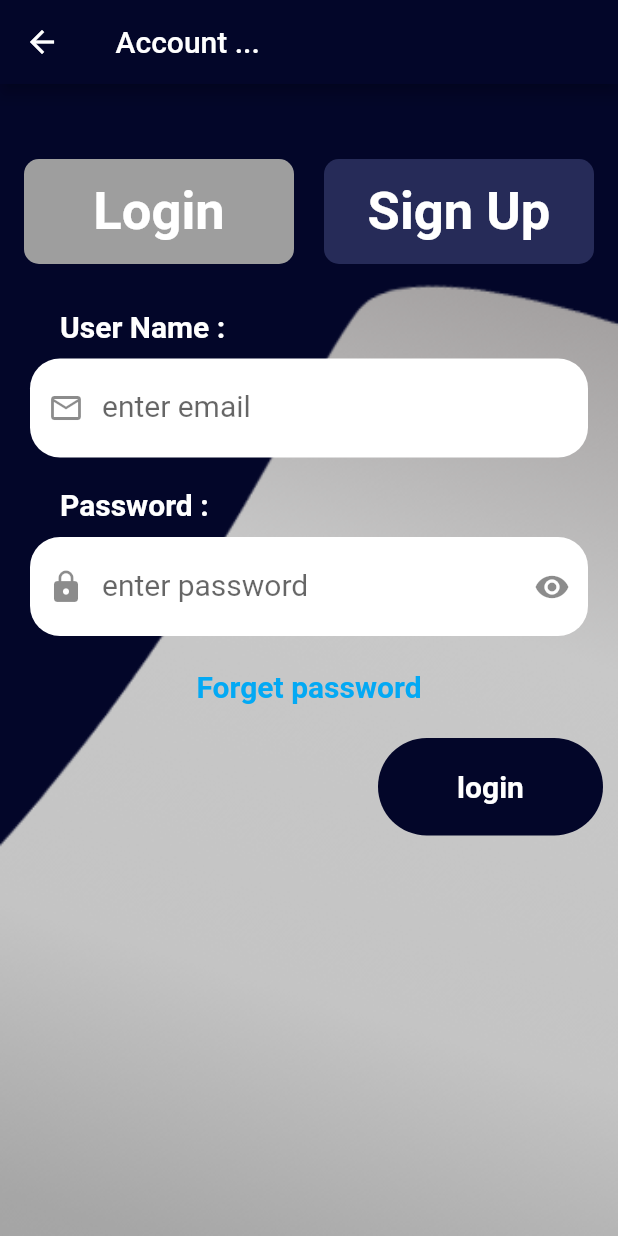
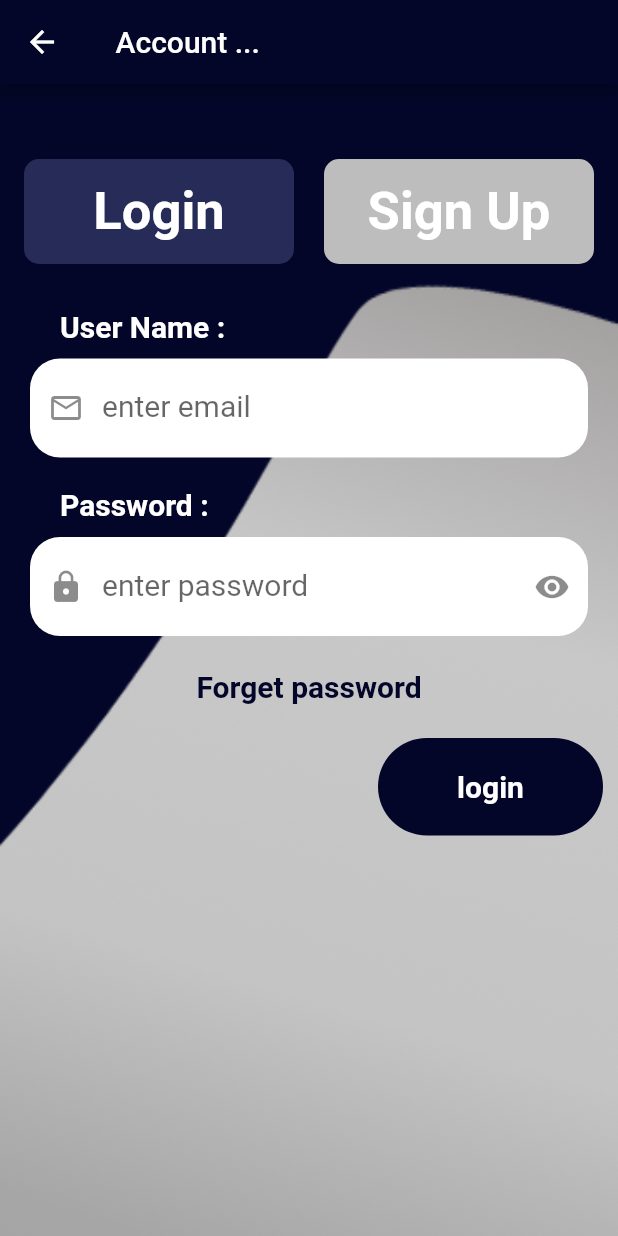
Before and after one commit to Ezz-Eldin-Ayman/LMS, a Flutter app: the LoginScreen screen opened directly with empty values, on a phone screen of 412 x 824 dp. Run offline on Flutter 3.47's test engine with Material 2 defaults, Android fonts, the phone set to English and light mode, and no system bars; our stand-ins replace device_preview, fluttertoast, rflutter_alert; network calls fail.

Commit message:
Final Commit

```diff
--- a/lib/main.dart
+++ b/lib/main.dart
@@ -2,11 +2,14 @@ import 'package:device_preview/device_preview.dart';
 import 'package:flutter/material.dart';
 import 'layouts/start.dart';
 
+
 void main() =>runApp(DevicePreview(builder: (context)=> LMS()));
 class LMS extends StatelessWidget {
+
+
   @override
   Widget build(BuildContext context) {
-    return MaterialApp(
+       return MaterialApp(
       builder: DevicePreview.appBuilder,
       debugShowCheckedModeBanner: false,
       home: Start(),
--- a/lib/moduels/login/chooseccount.dart
+++ b/lib/moduels/login/chooseccount.dart
@@ -82,7 +82,7 @@ class _ChooseAccountState extends State<ChooseAccount> {
                             Container_Button(
                               function: (){
                                 isstudent=false;
-                                Navigator.push(context, MaterialPageRoute(builder:(context){
+                                Navigator.pushReplacement(context, MaterialPageRoute(builder:(context){
                                   return ChooseInstructor(widget.companyname,isstudent);
                                 }));
                               },
@@ -95,7 +95,7 @@ class _ChooseAccountState extends State<ChooseAccount> {
                               function: (){
                                 isstudent=true;
                                 accounttype='student';
-                                Navigator.push(context, MaterialPageRoute(builder:(context){
+                                Navigator.pushReplacement(context, MaterialPageRoute(builder:(context){
                                   return LoginScreen(accounttype: accounttype!,companyname: widget.companyname,isstudent: isstudent,isparent:isparent);
                                 }));
                               },
@@ -107,7 +107,7 @@ class _ChooseAccountState extends State<ChooseAccount> {
                               function: (){
                                 accounttype='parent';
                                 isparent=true;
-                                Navigator.push(context, MaterialPageRoute(builder:(context){
+                                Navigator.pushReplacement(context, MaterialPageRoute(builder:(context){
                                   return LoginScreen(accounttype: accounttype!,companyname: widget.companyname,isstudent: isstudent,isparent: isparent,);
                                 }));
                               },
--- a/lib/moduels/login/chooseinstructor.dart
+++ b/lib/moduels/login/chooseinstructor.dart
@@ -104,7 +104,7 @@ class _ChooseInstructorState extends State<ChooseInstructor> {
                                 accounttype = 'trainer';
                                 Navigator.push(context,
                                     MaterialPageRoute(builder: (context) {
-                                  return LoginScreen(accounttype: accounttype,companyname:  widget.companyname, isstudent: widget.isstudent,isparent:widget.isparent);
+                                  return LoginScreen(accounttype: accounttype,companyname:  widget.companyname,isstudent: widget.isstudent,isparent:widget.isparent);
                                 }));
                               },
                               name: 'Trainer',
--- a/lib/moduels/login/login_screen.dart
+++ b/lib/moduels/login/login_screen.dart
@@ -1,54 +1,61 @@
 import 'package:flutter/material.dart';
+import 'package:flutter/src/widgets/framework.dart';
 import 'package:lms/layouts/chooseuniversty.dart';
+import 'package:lms/moduels/instructor/doctor/maindoctor.dart';
 import 'package:lms/services/post_gettoken.dart';
 import 'package:lms/services/post_signup.dart';
 import 'package:lms/shared/components/components.dart';
-import 'package:lms/helper/api.dart' as ap;
-
-
 
 class LoginScreen extends StatefulWidget {
   String? accounttype;
   String? companyname;
   bool? isstudent;
   bool? isparent;
-  late final bool? isLogin;
   LoginScreen({
     this.accounttype,
     this.companyname,
     this.isstudent,
     this.isparent,
-       this.isLogin,
+    bool? isLogin
   });
 
   @override
   State<LoginScreen> createState() => _LoginScreenState();
 }
 
-
-
 class _LoginScreenState extends State<LoginScreen> {
-  // variables
+  // variables.
+  bool? Ah;
   var emailcontroller = TextEditingController();
   var passcontroller = TextEditingController();
   bool login = true;
   String? user_type;
+  bool islogin = false;
   bool account_type = true;
+  bool secure = true;
   var username = TextEditingController();
   var email = TextEditingController();
   var first_name = TextEditingController();
+
   var last_name = TextEditingController();
+
   var department = TextEditingController();
+
   var gender = TextEditingController();
+
   var age = TextEditingController();
+
   var nationalid = TextEditingController();
+
   var parent_national_id = TextEditingController();
   var parent_email = TextEditingController();
+
   var pass = TextEditingController();
   var passconfirm = TextEditingController();
+
   String dropdownvalue = 'Male';
+
   var items = ['Male', 'Female'];
-
   @override
   Widget build(BuildContext context) {
     return Scaffold(
@@ -92,8 +99,8 @@ class _LoginScreenState extends State<LoginScreen> {
                               decoration: BoxDecoration(
                                 borderRadius: BorderRadius.circular(10),
                                 color: login
-                                    ? Colors.grey[500]
-                                    : Color(0xff262B58),
+                                    ? Color(0xff262B58)
+                                    : Colors.grey[400],
                               ),
                               child: Row(
                                   mainAxisAlignment: MainAxisAlignment.center,
@@ -124,8 +131,8 @@ class _LoginScreenState extends State<LoginScreen> {
                               decoration: BoxDecoration(
                                 borderRadius: BorderRadius.circular(10),
                                 color: login
-                                    ? Color(0xff262B58)
-                                    : Colors.grey[500],
+                                    ? Colors.grey[400]
+                                    : Color(0xff262B58) ,
                               ),
                               child: Row(
                                   mainAxisAlignment: MainAxisAlignment.center,
@@ -198,8 +205,15 @@ class _LoginScreenState extends State<LoginScreen> {
                             type: TextInputType.emailAddress,
                             text_field: 'enter password',
                             prefix_icon: Icons.lock,
-                            suffix_icon: Icons.remove_red_eye,
-                            secure: true,
+                            suffix_icon: secure
+                                ? Icons.visibility
+                                : Icons.visibility_off,
+                            iconbuttonfun: () {
+                              setState(() {
+                                secure = !secure;
+                              });
+                            },
+                            secure: secure,
                           ),
                           Center(
                             child: TextButton(
@@ -213,7 +227,7 @@ class _LoginScreenState extends State<LoginScreen> {
                                   'Forget password',
                                   style: TextStyle(
                                     fontSize: 20,
-                                    color: Colors.lightBlue,
+                                    color: Color(0xff030629),
                                     fontWeight: FontWeight.bold,
                                   ),
                                 )),
@@ -227,37 +241,29 @@ class _LoginScreenState extends State<LoginScreen> {
                               Padding(
                                 padding: const EdgeInsets.only(right: 10),
                                 child: default_button(
-                                  pressed: () {
+                                  pressed: () async {
                                     GetToken().get_token(
-
                                         companyname: widget.companyname!,
                                         accounttype: widget.accounttype!,
                                         username:
                                             emailcontroller.text.toString(),
                                         password:
                                             passcontroller.text.toString());
-                                        // GetToken().getdatauser(
-                                        //   companyname: widget.companyname!,
-                                        //   accounttype: widget.accounttype!,
-                                        //   username:
-                                        //   emailcontroller.text.toString(),
-                                        //   password:
-                                        //   passcontroller.text.toString(),
-                                        // );
-                                      // if(ap.isLogin!){
-                                      //   print("Login");
-                                      // }
-                                      // else{
-                                      //   print("No No");
-                                      //
-                                      // }
-                                    print(widget.accounttype);
-                                    print(widget.companyname);
-                                    print(widget.isLogin);
-                                   // print(ap.isLogin);
+                                    Map<String, dynamic> try109 =
+                                        await GetToken().getdatauser(
+                                            companyname: widget.companyname!,
+                                            accounttype: widget.accounttype!,
+                                            username:
+                                                emailcontroller.text.toString(),
+                                            password:
+                                                passcontroller.text.toString());
 
-
-
+                                    if (try109 != null) {
+                                      Navigator.pushReplacement(context,
+                                          MaterialPageRoute(builder: (context) {
+                                        return MainDoctor();
+                                      }));
+                                    }
                                   },
                                   text: 'login',
                                   backcolor: Color(0xff030629),
@@ -309,6 +315,7 @@ class _LoginScreenState extends State<LoginScreen> {
                           control_text: department,
                           type: TextInputType.text,
                           text_field: 'enter department',
+                          prefix_icon:  Icons.account_balance
                         ),
                         Visibility(
                           visible: widget.isstudent!,
@@ -318,6 +325,7 @@ class _LoginScreenState extends State<LoginScreen> {
                                 control_text: age,
                                 type: TextInputType.number,
                                 text_field: 'enter age',
+                                prefix_icon: Icons.perm_identity
                               ),
                               default_textfield(
                                 control_text: nationalid,
@@ -374,11 +382,14 @@ class _LoginScreenState extends State<LoginScreen> {
                                         dropdownvalue = newValue!;
                                       });
                                     },
+
                                   ),
                                 ),
                               ),
+
                             ],
                           ),
+
                         ),
                         default_textfield(
                           control_text: pass,
--- a/lib/services/post_gettoken.dart
+++ b/lib/services/post_gettoken.dart
@@ -1,28 +1,24 @@
-
-import 'package:http/http.dart'as http;
 import 'package:lms/helper/api.dart';
-import 'package:lms/moduels/login/login_screen.dart';
 class GetToken{
-
+bool ?ahmed;
 
   Future<Map<String, dynamic>> get_token({required String companyname,required String accounttype ,required String username,required String password})async{
     Map<String,dynamic> token =await Api().post(uri:'https://lmsprov1.herokuapp.com/api-user/user/$companyname/login/$accounttype/',
     body: {
       'username': username,
       'password': password,
-    } ,);
+    });
 print(token['token']);
     return token;
   }
 
+
   Future<Map<String, dynamic>> getdatauser({required String companyname,required String accounttype,required String username,required String password })async{
-
     Map<String, dynamic> token=await GetToken().get_token(companyname: companyname, accounttype: accounttype,username: username,password: password);
-    String toke=await token['token'];
+    // String toke=await token['token'];
     Map<String, dynamic> data =await Api().get(uri: 'https://lmsprov1.herokuapp.com/api-user/auth-user/', token:token['token'].toString());
-    //print(data);
+    print('$data');
     return data;
-
 
   }
 
--- a/lib/shared/components/components.dart
+++ b/lib/shared/components/components.dart
@@ -5,6 +5,7 @@ Widget default_textfield({
   required TextInputType type,
   bool secure=false,
   Function(String) ? on_submit,
+  Function() ? iconbuttonfun,
   required String text_field,
    IconData? prefix_icon,
   IconData? suffix_icon,
@@ -37,9 +38,7 @@ Widget default_textfield({
             prefixIcon: Icon(
               prefix_icon,
             ),
-            suffixIcon: Icon(
-              suffix_icon,
-            )
+            suffixIcon: IconButton(onPressed: iconbuttonfun, icon:Icon(suffix_icon))
         ),
       ),
     ),
--- a/pubspec.yaml
+++ b/pubspec.yaml
@@ -45,7 +45,7 @@ dev_dependencies:
 
   http: ^0.13.4
 
-  font_awesome_flutter: ^10.1.0
+  font_awesome_flutter: ^9.2.0
   # The "flutter_lints" package below contains a set of recommended lints to
   # encourage good coding practices. The lint set provided by the package is
   # activated in the `analysis_options.yaml` file located at the root of your
```
Also changed, not shown: lib/helper/api.dart (+6 -5 lines), lib/layouts/chooseuniversty.dart (+4 -6 lines), lib/moduels/doctor/maindoctor.dart (deleted, +0 -12 lines), pubspec.lock. Lines whose indentation alone changed are shown as unchanged.
